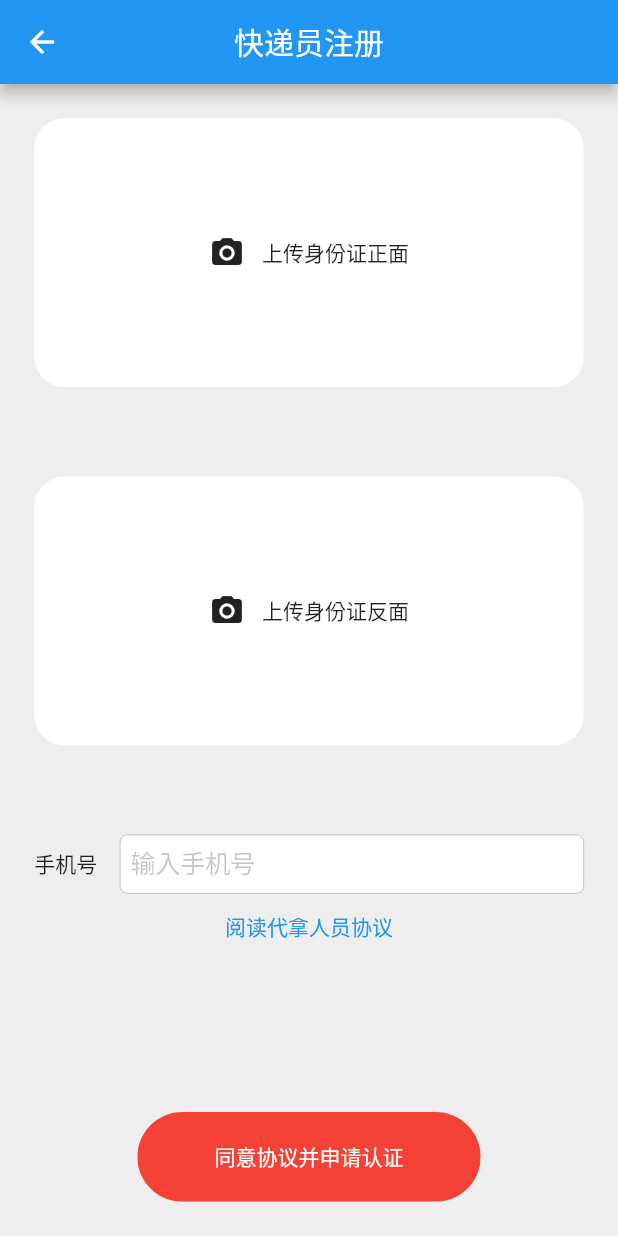
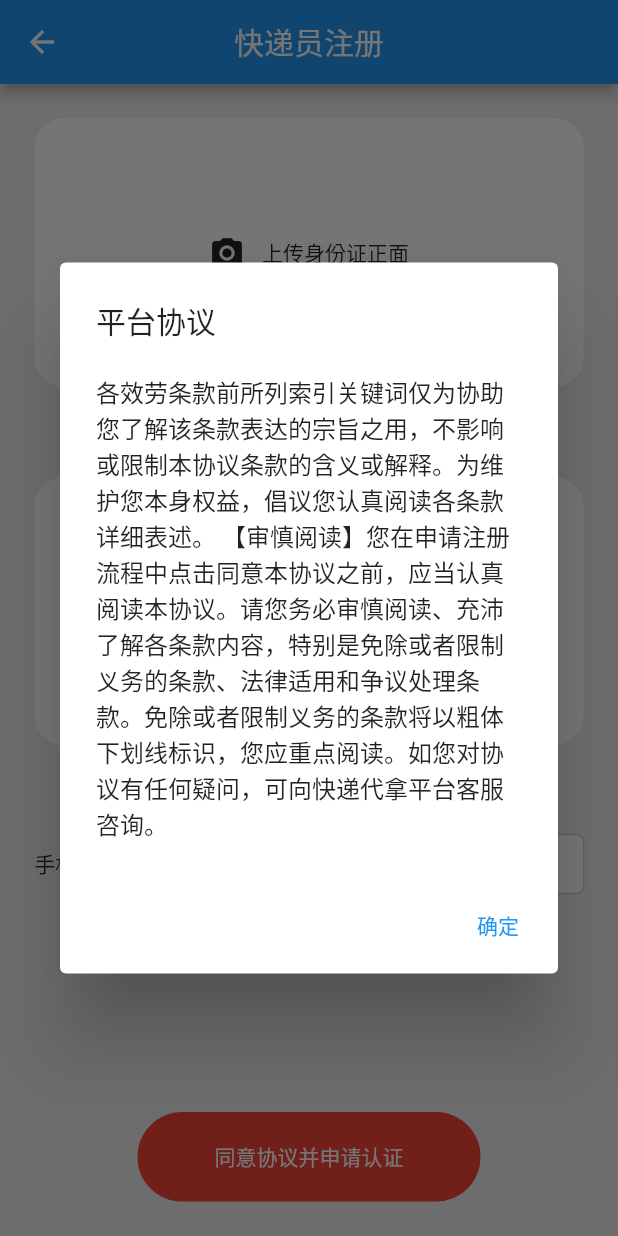
Before and after one commit to stmxmv/ExpressDelivery, a Flutter app: the PostmanRegisterPage screen opened directly, after a tap on "阅读代拿人员协议", on a phone screen of 412 x 824 dp. Run offline on Flutter 3.47's test engine with Material 2 defaults, Android fonts, the phone set to English and light mode, and no system bars; our stand-ins replace dio, flutter_screenutil, flutter_slidable, flutter_spinbox, image_picker, modal_bottom_sheet and 3 more; missing offline and left inert: city_pickers, flutter_pickers; accounts and stored records are empty.

Commit message:
整理，修改

```diff
--- a/flutter/lib/Home.dart
+++ b/flutter/lib/Home.dart
@@ -47,7 +47,9 @@ class _HomeState extends State<Home> {
 
   final List<Widget> _pages = [
     const HomePage(),
-    const TaskStatus(),
+    const TaskStatus(
+      statusType: TaskStatusPageType.User,
+    ),
     const ErrorPage(),
     const PersonalPage()
   ];
--- a/flutter/lib/models/task.dart
+++ b/flutter/lib/models/task.dart
@@ -58,13 +58,14 @@ class Task {
   factory Task.fromJson(Map<String, dynamic> json) {
     return Task(
         userId: json['userId'],
+        postmanId: json['courierId'],
         expressNum: json['expressNum'],
         weight: double.parse(json['weight']),
         reward: double.parse(json['reward']),
         address: json['address'],
         doorTime: DateTime.parse(json['doorTime']),
         createTime: DateTime.parse(json['createTime']),
-        acceptTime: json['dacceptTime'] == null
+        acceptTime: json['acceptTime'] == null
             ? null
             : DateTime.parse(json['acceptTime']),
         completeTime: json['completeTime'] == null
--- a/flutter/lib/pages/postman_center.dart
+++ b/flutter/lib/pages/postman_center.dart
@@ -46,7 +46,6 @@ class _PostmanCenterRealPageState extends State<PostmanCenterRealPage> {
   Map<String, double> dataMap = {
     "点赞": 10,
     "拉黑": 3,
-    "一般": 2,
   };
 
   @override
@@ -62,7 +61,7 @@ class _PostmanCenterRealPageState extends State<PostmanCenterRealPage> {
             crossAxisAlignment: CrossAxisAlignment.start,
             children: [
               const Text("快递员ID"),
-              const Text("发布任务数量: 20"),
+              const Text("完成任务数量: 20"),
               const Text("个人信用状态： 良好"),
               SizedBox(
                 height: ScreenAdapter().height(20),
--- a/flutter/lib/pages/postman_register.dart
+++ b/flutter/lib/pages/postman_register.dart
@@ -62,6 +62,37 @@ class _PostmanRegisterPageState extends State<PostmanRegisterPage> {
       child: child,
     );
     return gesture;
+  }
+
+  void showAgreeMentAlertDialog(BuildContext context) {
+    // set up the buttons
+
+    Widget continueButton = TextButton(
+      child: const Text("确定"),
+      onPressed: () {
+        Navigator.of(context).pop();
+      },
+    );
+
+    // set up the AlertDialog
+    AlertDialog alert = AlertDialog(
+      title: const Text("平台协议"),
+      content: const SingleChildScrollView(
+        child: Text(
+            "各效劳条款前所列索引关键词仅为协助您了解该条款表达的宗旨之用，不影响或限制本协议条款的含义或解释。为维护您本身权益，倡议您认真阅读各条款详细表述。 【审慎阅读】您在申请注册流程中点击同意本协议之前，应当认真阅读本协议。请您务必审慎阅读、充沛了解各条款内容，特别是免除或者限制义务的条款、法律适用和争议处理条款。免除或者限制义务的条款将以粗体下划线标识，您应重点阅读。如您对协议有任何疑问，可向快递代拿平台客服咨询。"),
+      ),
+      actions: [
+        continueButton,
+      ],
+    );
+
+    // show the dialog
+    showDialog(
+      context: context,
+      builder: (BuildContext context) {
+        return alert;
+      },
+    );
   }
 
   @override
@@ -168,7 +199,8 @@ class _PostmanRegisterPageState extends State<PostmanRegisterPage> {
                     ),
                     GestureDetector(
                       onTap: () {
-                        launchUrl(Uri.parse('https://www.baidu.com'));
+                        // launchUrl(Uri.parse('https://www.baidu.com'));
+                        showAgreeMentAlertDialog(context);
                       },
                       child: const Text(
                         "阅读代拿人员协议",
--- a/flutter/lib/pages/task/task_status.dart
+++ b/flutter/lib/pages/task/task_status.dart
@@ -7,8 +7,11 @@ import 'package:intl/intl.dart';
 import '../../models/User.dart';
 import '../../models/task.dart';
 
+enum TaskStatusPageType { User, Postman }
+
 class TaskStatus extends StatefulWidget {
-  const TaskStatus({super.key});
+  final TaskStatusPageType statusType;
+  const TaskStatus({super.key, required this.statusType});
 
   @override
   State<StatefulWidget> createState() => TaskStatusState();
--- a/flutter/lib/services/UserServices.dart
+++ b/flutter/lib/services/UserServices.dart
@@ -73,7 +73,7 @@ class UserServices {
   Future<void> debugSwitchAccount() async {
     var id = await Storage().getString('user_id');
     if (id == "1") {
-      Storage().setString('user_id', 0.toString());
+      Storage().setString('user_id', 2.toString());
     } else {
       Storage().setString('user_id', 1.toString());
     }
```
Also changed, not shown: flutter/lib/services/task_service.dart (+29 -0 lines).
